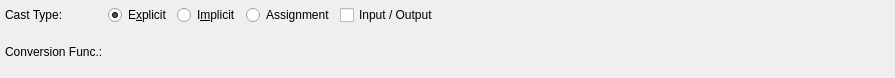
This is libs/libgui/ui/dbobjects/castwidget.ui in maniac787/pgmodeler as Qt 5 draws it before an edit. The edited form follows.
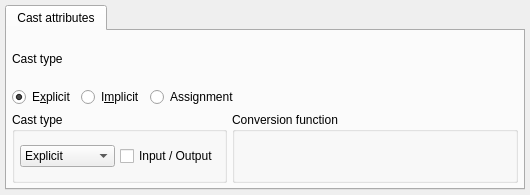
This is the edited form. Icons and pictures are not drawn.

Commit message: Refactor: Improve editing forms UI consistency and layout organization

Diff of the .ui file:
```diff
--- a/libs/libgui/ui/dbobjects/castwidget.ui
+++ b/libs/libgui/ui/dbobjects/castwidget.ui
@@ -6,8 +6,8 @@
    <rect>
     <x>0</x>
     <y>0</y>
-    <width>895</width>
-    <height>78</height>
+    <width>530</width>
+    <height>195</height>
    </rect>
   </property>
   <property name="minimumSize">
@@ -16,7 +16,10 @@
     <height>0</height>
    </size>
   </property>
-  <layout class="QGridLayout" name="cast_grid">
+  <layout class="QVBoxLayout" name="cast_lt">
+   <property name="spacing">
+    <number>5</number>
+   </property>
    <property name="leftMargin">
     <number>5</number>
    </property>
@@ -29,10 +32,93 @@
    <property name="bottomMargin">
     <number>5</number>
    </property>
+   <item>
+    <widget class="QTabWidget" name="cast_attribs_tbw">
+     <property name="currentIndex">
+      <number>0</number>
+     </property>
+     <widget class="QWidget" name="cast_attribs_tab">
+      <attribute name="icon">
+       <iconset resource="../../res/resources.qrc">
+        <normaloff>:/icons/icons/cast.png</normaloff>:/icons/icons/cast.png</iconset>
+      </attribute>
+      <attribute name="title">
+       <string>Cast attributes</string>
+      </attribute>
+      <layout class="QVBoxLayout" name="cast_attribs_lt">
    <property name="spacing">
     <number>5</number>
    </property>
-   <item row="0" column="2">
+       <property name="leftMargin">
+        <number>5</number>
+       </property>
+       <property name="topMargin">
+        <number>5</number>
+       </property>
+       <property name="rightMargin">
+        <number>5</number>
+       </property>
+       <property name="bottomMargin">
+        <number>5</number>
+       </property>
+       <item>
+        <layout class="QVBoxLayout" name="verticalLayout">
+         <item>
+          <widget class="QLabel" name="cast_type_lbl">
+           <property name="sizePolicy">
+            <sizepolicy hsizetype="Preferred" vsizetype="Preferred">
+             <horstretch>0</horstretch>
+             <verstretch>0</verstretch>
+            </sizepolicy>
+           </property>
+           <property name="minimumSize">
+            <size>
+             <width>0</width>
+             <height>0</height>
+            </size>
+           </property>
+           <property name="maximumSize">
+            <size>
+             <width>16777215</width>
+             <height>16777215</height>
+            </size>
+           </property>
+           <property name="text">
+            <string>Cast type</string>
+           </property>
+          </widget>
+         </item>
+         <item>
+          <layout class="QHBoxLayout" name="horizontalLayout_2">
+           <item>
+            <widget class="QRadioButton" name="explicit_rb">
+             <property name="sizePolicy">
+              <sizepolicy hsizetype="Fixed" vsizetype="Fixed">
+               <horstretch>0</horstretch>
+               <verstretch>0</verstretch>
+              </sizepolicy>
+             </property>
+             <property name="minimumSize">
+              <size>
+               <width>0</width>
+               <height>0</height>
+              </size>
+             </property>
+             <property name="maximumSize">
+              <size>
+               <width>16777215</width>
+               <height>16777215</height>
+              </size>
+             </property>
+             <property name="text">
+              <string>E&amp;xplicit</string>
+             </property>
+             <property name="checked">
+              <bool>true</bool>
+             </property>
+            </widget>
+           </item>
+           <item>
     <widget class="QRadioButton" name="implicit_rb">
      <property name="sizePolicy">
       <sizepolicy hsizetype="Fixed" vsizetype="Fixed">
@@ -60,10 +146,10 @@
      </property>
     </widget>
    </item>
-   <item row="0" column="3">
+           <item>
     <widget class="QRadioButton" name="assignment_rb">
      <property name="sizePolicy">
-      <sizepolicy hsizetype="Fixed" vsizetype="Fixed">
+              <sizepolicy hsizetype="Expanding" vsizetype="Fixed">
        <horstretch>0</horstretch>
        <verstretch>0</verstretch>
       </sizepolicy>
@@ -85,7 +171,59 @@
      </property>
     </widget>
    </item>
-   <item row="0" column="4">
+          </layout>
+         </item>
+        </layout>
+       </item>
+       <item>
+        <layout class="QHBoxLayout" name="horizontalLayout_3">
+         <item>
+          <widget class="QGroupBox" name="cast_type_gb">
+           <property name="sizePolicy">
+            <sizepolicy hsizetype="Fixed" vsizetype="Preferred">
+             <horstretch>0</horstretch>
+             <verstretch>0</verstretch>
+            </sizepolicy>
+           </property>
+           <property name="title">
+            <string>Cast type</string>
+           </property>
+           <layout class="QHBoxLayout" name="horizontalLayout">
+            <property name="spacing">
+             <number>5</number>
+            </property>
+            <property name="leftMargin">
+             <number>5</number>
+            </property>
+            <property name="topMargin">
+             <number>5</number>
+            </property>
+            <property name="rightMargin">
+             <number>5</number>
+            </property>
+            <property name="bottomMargin">
+             <number>5</number>
+            </property>
+            <item>
+             <widget class="QComboBox" name="cast_type_cmb">
+              <item>
+               <property name="text">
+                <string>Explicit</string>
+               </property>
+              </item>
+              <item>
+               <property name="text">
+                <string>Implicit</string>
+               </property>
+              </item>
+              <item>
+               <property name="text">
+                <string>Assignment</string>
+               </property>
+              </item>
+             </widget>
+            </item>
+            <item>
     <widget class="QCheckBox" name="input_output_chk">
      <property name="sizePolicy">
       <sizepolicy hsizetype="Expanding" vsizetype="Fixed">
@@ -98,97 +236,22 @@
      </property>
     </widget>
    </item>
-   <item row="1" column="0">
-    <widget class="QLabel" name="conv_func_lbl">
-     <property name="sizePolicy">
-      <sizepolicy hsizetype="Preferred" vsizetype="Preferred">
-       <horstretch>0</horstretch>
-       <verstretch>0</verstretch>
-      </sizepolicy>
-     </property>
-     <property name="minimumSize">
-      <size>
-       <width>0</width>
-       <height>0</height>
-      </size>
-     </property>
-     <property name="maximumSize">
-      <size>
-       <width>121</width>
-       <height>16777215</height>
-      </size>
-     </property>
-     <property name="text">
-      <string>Conversion Func.:</string>
-     </property>
-    </widget>
-   </item>
-   <item row="0" column="0">
-    <widget class="QLabel" name="cast_type_lbl">
-     <property name="sizePolicy">
-      <sizepolicy hsizetype="Preferred" vsizetype="Preferred">
-       <horstretch>0</horstretch>
-       <verstretch>0</verstretch>
-      </sizepolicy>
-     </property>
-     <property name="minimumSize">
-      <size>
-       <width>0</width>
-       <height>0</height>
-      </size>
-     </property>
-     <property name="maximumSize">
-      <size>
-       <width>16777215</width>
-       <height>16777215</height>
-      </size>
-     </property>
-     <property name="text">
-      <string>Cast Type:</string>
-     </property>
-    </widget>
-   </item>
-   <item row="0" column="1">
-    <widget class="QRadioButton" name="explicit_rb">
-     <property name="sizePolicy">
-      <sizepolicy hsizetype="Fixed" vsizetype="Fixed">
-       <horstretch>0</horstretch>
-       <verstretch>0</verstretch>
-      </sizepolicy>
-     </property>
-     <property name="minimumSize">
-      <size>
-       <width>0</width>
-       <height>0</height>
-      </size>
-     </property>
-     <property name="maximumSize">
-      <size>
-       <width>16777215</width>
-       <height>16777215</height>
-      </size>
-     </property>
-     <property name="text">
-      <string>E&amp;xplicit</string>
-     </property>
-     <property name="checked">
-      <bool>true</bool>
-     </property>
-    </widget>
+           </layout>
+          </widget>
+         </item>
+         <item>
+          <widget class="QGroupBox" name="conv_func_gb">
+           <property name="title">
+            <string>Conversion function</string>
+           </property>
+          </widget>
+         </item>
+        </layout>
+       </item>
+      </layout>
+     </widget>
+    </widget>
    </item>
-   <item row="1" column="1" colspan="4">
-    <spacer name="horizontalSpacer">
-     <property name="orientation">
-      <enum>Qt::Horizontal</enum>
-     </property>
-     <property name="sizeHint" stdset="0">
-      <size>
-       <width>40</width>
-       <height>20</height>
-      </size>
-     </property>
-    </spacer>
-   </item>
   </layout>
  </widget>
  <resources/>
```
Left out of the diff: 4 changed lines with no effect on the pictures. Lines whose indentation alone changed are shown as unchanged. The commit also changes 6 other files.
